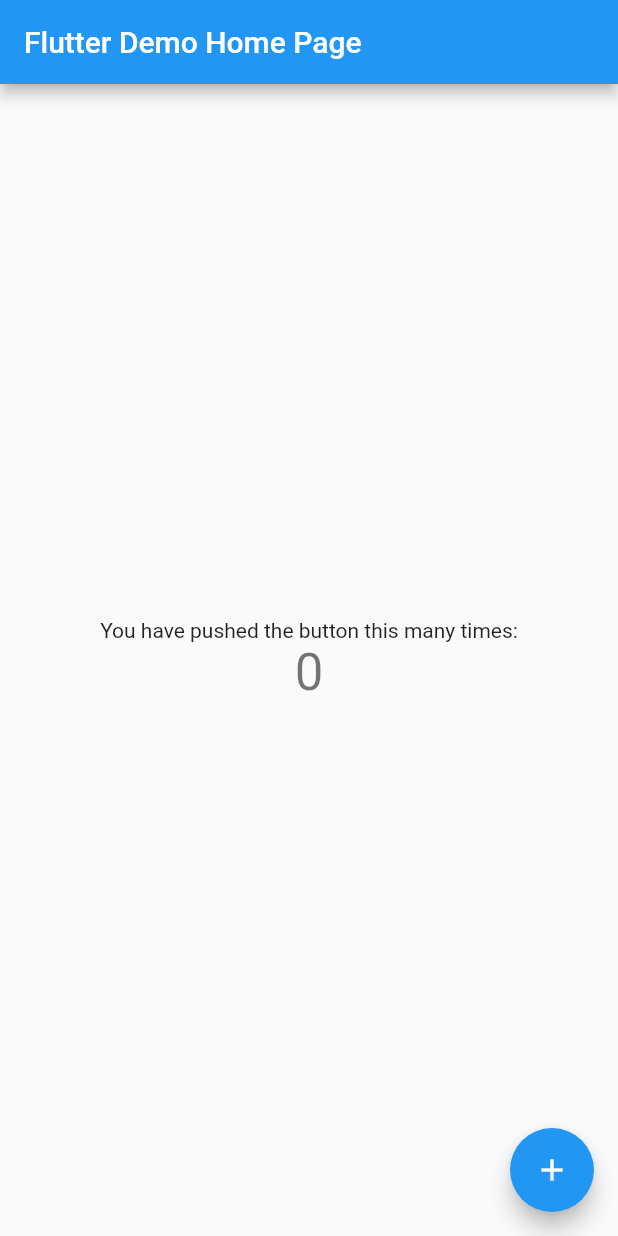
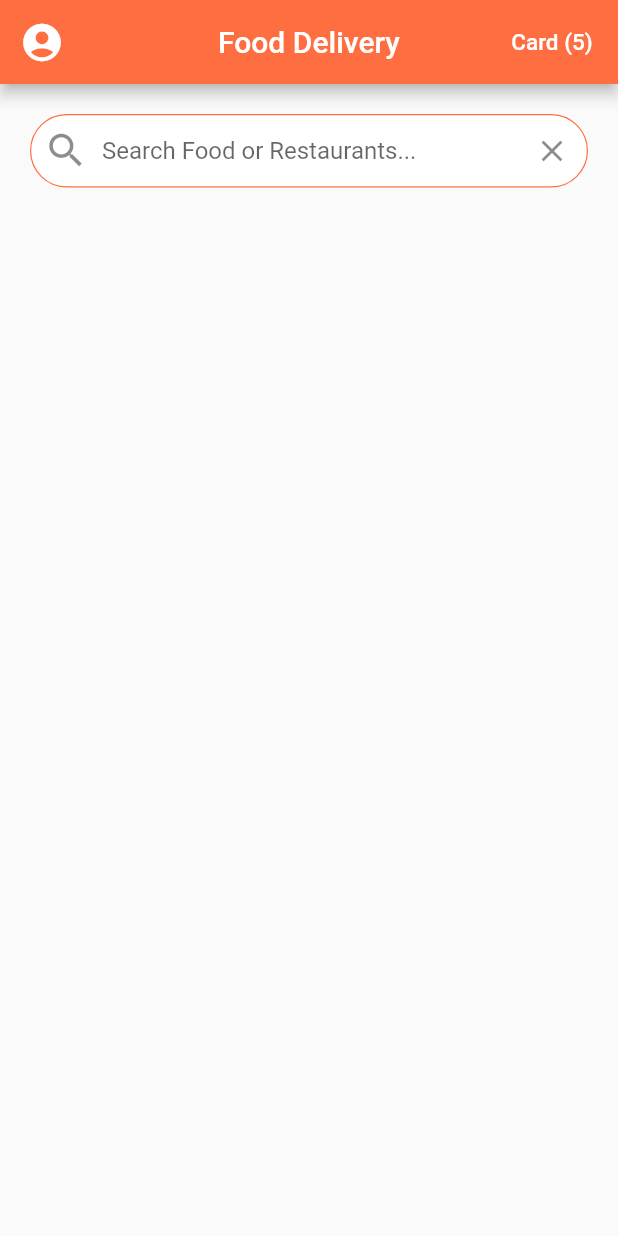
Before and after one commit to TomekSiudut/Food-Delivery-App-UI, a Flutter app: the screen it shows after launch, on a phone screen of 412 x 824 dp. Run offline on Flutter 3.47's test engine with Material 2 defaults, Android fonts, the phone set to English and light mode, and no system bars.

Commit message:
text input and appbar added

```diff
--- a/lib/main.dart
+++ b/lib/main.dart
@@ -1,117 +1,22 @@
 import 'package:flutter/material.dart';
+import "./screens/home_screen.dart";
 
 void main() {
   runApp(MyApp());
 }
 
 class MyApp extends StatelessWidget {
-  // This widget is the root of your application.
   @override
   Widget build(BuildContext context) {
     return MaterialApp(
-      title: 'Flutter Demo',
+      title: 'Flutter Food Delivery App',
+      debugShowCheckedModeBanner: false,
       theme: ThemeData(
-        // This is the theme of your application.
-        //
-        // Try running your application with "flutter run". You'll see the
-        // application has a blue toolbar. Then, without quitting the app, try
-        // changing the primarySwatch below to Colors.green and then invoke
-        // "hot reload" (press "r" in the console where you ran "flutter run",
-        // or simply save your changes to "hot reload" in a Flutter IDE).
-        // Notice that the counter didn't reset back to zero; the application
-        // is not restarted.
-        primarySwatch: Colors.blue,
-        // This makes the visual density adapt to the platform that you run
-        // the app on. For desktop platforms, the controls will be smaller and
-        // closer together (more dense) than on mobile platforms.
+        scaffoldBackgroundColor: Colors.grey[50],
+        primaryColor: Colors.deepOrangeAccent,
         visualDensity: VisualDensity.adaptivePlatformDensity,
       ),
-      home: MyHomePage(title: 'Flutter Demo Home Page'),
+      home: HomeScreen(),
     );
   }
 }
-
-class MyHomePage extends StatefulWidget {
-  MyHomePage({Key key, this.title}) : super(key: key);
-
-  // This widget is the home page of your application. It is stateful, meaning
-  // that it has a State object (defined below) that contains fields that affect
-  // how it looks.
-
-  // This class is the configuration for the state. It holds the values (in this
-  // case the title) provided by the parent (in this case the App widget) and
-  // used by the build method of the State. Fields in a Widget subclass are
-  // always marked "final".
-
-  final String title;
-
-  @override
-  _MyHomePageState createState() => _MyHomePageState();
-}
-
-class _MyHomePageState extends State<MyHomePage> {
-  int _counter = 0;
-
-  void _incrementCounter() {
-    setState(() {
-      // This call to setState tells the Flutter framework that something has
-      // changed in this State, which causes it to rerun the build method below
-      // so that the display can reflect the updated values. If we changed
-      // _counter without calling setState(), then the build method would not be
-      // called again, and so nothing would appear to happen.
-      _counter++;
-    });
-  }
-
-  @override
-  Widget build(BuildContext context) {
-    // This method is rerun every time setState is called, for instance as done
-    // by the _incrementCounter method above.
-    //
-    // The Flutter framework has been optimized to make rerunning build methods
-    // fast, so that you can just rebuild anything that needs updating rather
-    // than having to individually change instances of widgets.
-    return Scaffold(
-      appBar: AppBar(
-        // Here we take the value from the MyHomePage object that was created by
-        // the App.build method, and use it to set our appbar title.
-        title: Text(widget.title),
-      ),
-      body: Center(
-        // Center is a layout widget. It takes a single child and positions it
-        // in the middle of the parent.
-        child: Column(
-          // Column is also a layout widget. It takes a list of children and
-          // arranges them vertically. By default, it sizes itself to fit its
-          // children horizontally, and tries to be as tall as its parent.
-          //
-          // Invoke "debug painting" (press "p" in the console, choose the
-          // "Toggle Debug Paint" action from the Flutter Inspector in Android
-          // Studio, or the "Toggle Debug Paint" command in Visual Studio Code)
-          // to see the wireframe for each widget.
-          //
-          // Column has various properties to control how it sizes itself and
-          // how it positions its children. Here we use mainAxisAlignment to
-          // center the children vertically; the main axis here is the vertical
-          // axis because Columns are vertical (the cross axis would be
-          // horizontal).
-          mainAxisAlignment: MainAxisAlignment.center,
-          children: <Widget>[
-            Text(
-              'You have pushed the button this many times:',
-            ),
-            Text(
-              '$_counter',
-              style: Theme.of(context).textTheme.headline4,
-            ),
-          ],
-        ),
-      ),
-      floatingActionButton: FloatingActionButton(
-        onPressed: _incrementCounter,
-        tooltip: 'Increment',
-        child: Icon(Icons.add),
-      ), // This trailing comma makes auto-formatting nicer for build methods.
-    );
-  }
-}
--- /dev/null
+++ b/lib/screens/home_screen.dart
@@ -0,0 +1,54 @@
+import "package:flutter/material.dart";
+import "../data/data.dart";
+
+class HomeScreen extends StatefulWidget {
+  @override
+  _HomeScreenState createState() => _HomeScreenState();
+}
+
+class _HomeScreenState extends State<HomeScreen> {
+  @override
+  Widget build(BuildContext context) {
+    return Scaffold(
+        appBar: AppBar(
+          leading: IconButton(
+            icon: Icon(Icons.account_circle),
+            iconSize: 30.0,
+            onPressed: () {},
+          ),
+          title: Text("Food Delivery"),
+          actions: [
+            FlatButton(
+                onPressed: () {},
+                child: Text("Card (${currentUser.cart.length})", style: TextStyle(color: Colors.white, fontSize: 15.0)))
+          ],
+          centerTitle: true,
+        ),
+        body: ListView(
+          children: <Widget>[
+            Padding(
+              padding: const EdgeInsets.all(20.0),
+              child: TextField(
+                decoration: InputDecoration(
+                    contentPadding: EdgeInsets.symmetric(vertical: 15.0),
+                    fillColor: Colors.white,
+                    filled: true,
+                    border: OutlineInputBorder(
+                      borderRadius: BorderRadius.circular(30.0),
+                      borderSide: BorderSide(width: 0.8),
+                    ),
+                    enabledBorder: OutlineInputBorder(
+                        borderRadius: BorderRadius.circular(30.0),
+                        borderSide: BorderSide(width: 0.8, color: Theme.of(context).primaryColor)),
+                    hintText: "Search Food or Restaurants...",
+                    prefixIcon: Icon(Icons.search, size: 30.0),
+                    suffixIcon: IconButton(
+                      icon: Icon(Icons.clear),
+                      onPressed: () {},
+                    )),
+              ),
+            )
+          ],
+        ));
+  }
+}
```
